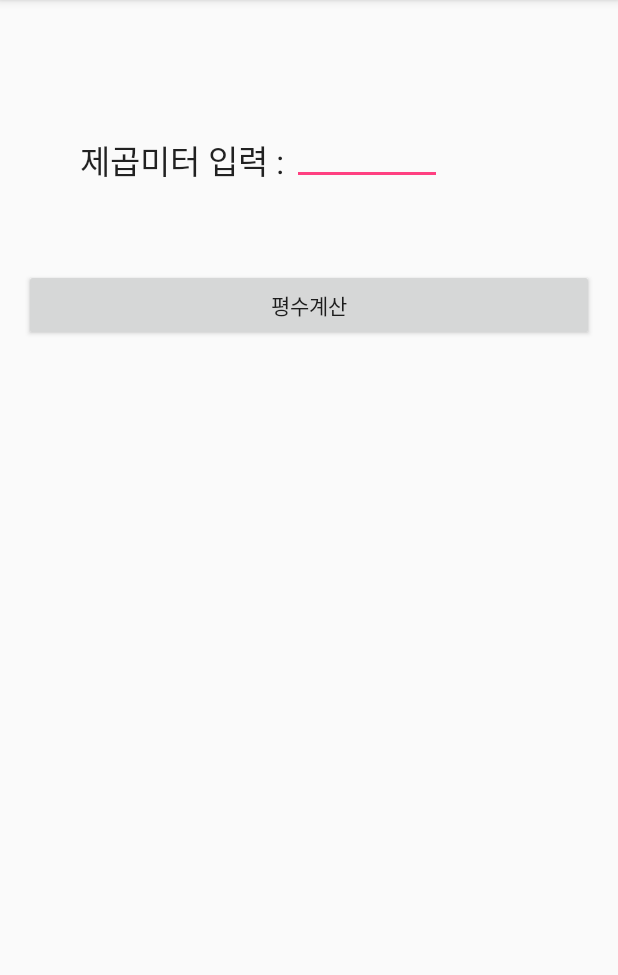
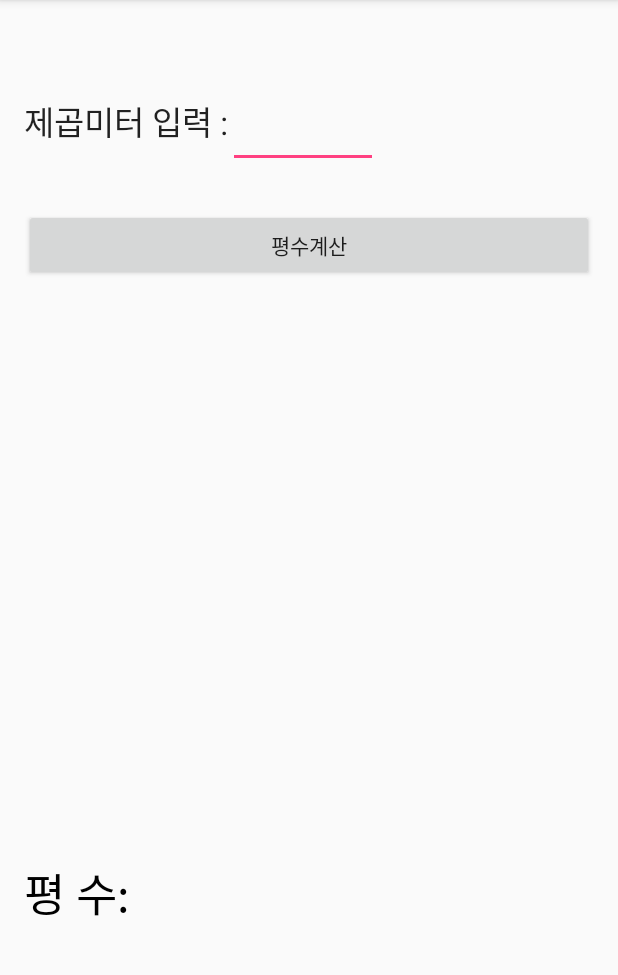
Before and after one commit to DaHoe34/IndividualApp, an Android app: the screen it shows after launch (MainActivity), on a phone screen of 412 x 824 dp, the part 84-1059 px from its top. Run offline under Robolectric (Android 15) with nearby library versions, the light colour scheme and no system bars.

Commit message:
#2 end app

```diff
--- a/app/src/main/java/kr/hs/emirim/dahoe0304/individualapp/MainActivity.java
+++ b/app/src/main/java/kr/hs/emirim/dahoe0304/individualapp/MainActivity.java
@@ -3,24 +3,39 @@ package kr.hs.emirim.dahoe0304.individualapp;
 import android.support.v7.app.AppCompatActivity;
 import android.os.Bundle;
 import android.view.View;
+import android.widget.Button;
 import android.widget.EditText;
 import android.widget.TextView;
 
-public class MainActivity extends AppCompatActivity {
 
+
+public class MainActivity extends AppCompatActivity implements View.OnClickListener{
+    Button butCal;
     EditText editNum1;
     TextView textResult;
 
     protected void onCreate(Bundle savedInstanceState) {
         super.onCreate(savedInstanceState);
         setContentView(R.layout.activity_main);
+
+        butCal=(Button)findViewById(R.id.but_cal);
         textResult=(TextView)findViewById(R.id.text_result);
+        editNum1=(EditText)findViewById(R.id.num);
+
+        butCal.setOnClickListener(this);
     }
     public void onClick(View v){
         String num1Str=editNum1.getText().toString();
+
         int num1=Integer.parseInt(num1Str);
-        double result=0;
 
-        textResult.setText("계산 결과 : "+result);
+        double result=0.0;
+
+        switch(v.getId()){
+            case R.id.but_cal:
+                result=num1/3.3;
+                break;
+        }
+        textResult.setText("평수는 : "+result);
     }
 }
--- a/app/src/main/java/kr/hs/emirim/dahoe0304/individualapp/SplashActivity.java
+++ b/app/src/main/java/kr/hs/emirim/dahoe0304/individualapp/SplashActivity.java
@@ -8,6 +8,7 @@ import android.support.v7.app.AppCompatActivity;
 /**
  * Created by appcreator18 on 2016. 6. 20..
  */
+
 public class SplashActivity extends AppCompatActivity{
     protected  void onCreate(Bundle savedInstanceState){
         super.onCreate(savedInstanceState);
--- a/app/src/main/res/layout/activity_main.xml
+++ b/app/src/main/res/layout/activity_main.xml
@@ -9,10 +9,52 @@
     android:paddingTop="@dimen/activity_vertical_margin"
     tools:context="kr.hs.emirim.dahoe0304.individualapp.MainActivity">
 
+
     <EditText
         android:layout_width="100dp"
         android:layout_height="wrap_content"
-        android:id="@+id/num1"
+        android:id="@+id/num"
+        android:textSize="20sp"
+        android:textColor="#000000"
+        android:inputType="numberDecimal"
+        android:layout_marginTop="48dp"
+        android:layout_alignParentTop="true"
+        android:layout_toRightOf="@+id/textView"
+        android:layout_toEndOf="@+id/textView" />
+
+    <Button
+        android:layout_width="match_parent"
+        android:layout_height="wrap_content"
+        android:text="평수계산"
+        android:id="@+id/but_cal"
+        android:layout_below="@+id/num"
+        android:layout_marginTop="27dp"/>
+
+    <TextView
+        android:layout_width="match_parent"
+        android:layout_height="wrap_content"
+        android:text="평 수: "
+        android:id="@+id/text_result"
+        android:layout_marginBottom="134dp"
+        android:textSize="30dp"
+        android:textColor="#000000"
+        android:layout_alignParentBottom="true"
+        android:layout_alignRight="@+id/but_cal" />
+
+    <TextView
+        android:layout_width="wrap_content"
+        android:layout_height="wrap_content"
+        android:textAppearance="?android:attr/textAppearanceLarge"
+        android:text="제곱미터 입력 :"
+        android:id="@+id/textView"
+        android:layout_alignTop="@+id/num"
+        android:layout_alignParentLeft="true"
+        android:layout_alignParentStart="true" />
+
+    <!--<EditText
+        android:layout_width="100dp"
+        android:layout_height="wrap_content"
+        android:id="@+id/editNum1"
         android:textSize="20sp"
         android:textColor="#fc9494"
         android:inputType="numberDecimal"
@@ -20,11 +62,12 @@
         android:layout_alignParentTop="true"
         android:layout_toRightOf="@+id/text_result"
         android:layout_toEndOf="@+id/text_result" />
+
     <Button
         android:layout_width="match_parent"
         android:layout_height="wrap_content"
         android:text="@string/calculator"
-        android:id="@+id/ccalculator"
+        android:id="@+id/calculator"
         android:layout_marginTop="56dp"
         android:layout_below="@+id/num1"
         android:layout_alignParentLeft="true"
@@ -35,11 +78,21 @@
         android:layout_height="wrap_content"
         android:textAppearance="?android:attr/textAppearanceLarge"
         android:text="제곱미터 입력 : "
-        android:id="@+id/text_result"
-        android:layout_above="@+id/ccalculator"
+        android:id="@+id/edit_num"
+        android:layout_above="@+id/calculator"
         android:layout_alignParentLeft="true"
         android:layout_alignParentStart="true"
         android:layout_marginLeft="37dp"
         android:layout_marginStart="37dp" />
 
+    <TextView
+        android:layout_width="match_parent"
+        android:layout_height="wrap_content"
+        android:text="결과 : "
+        android:id="@+id/text_result"
+        android:layout_marginBottom="112dp"
+        android:layout_alignParentBottom="true"
+        android:layout_alignLeft="@+id/edit_num"
+        android:layout_alignStart="@+id/edit_num" /> -->
+
 </RelativeLayout>
--- a/app/src/main/res/values/strings.xml
+++ b/app/src/main/res/values/strings.xml
@@ -1,4 +1,5 @@
 <resources>
     <string name="app_name">평수 구하는 앱</string>
-    <string name="calculator">평수계산</string>
+    <string name="str_cal">평수계산</string>
+    <string name="str_result">*계산 결과 : </string>
 </resources>
```
